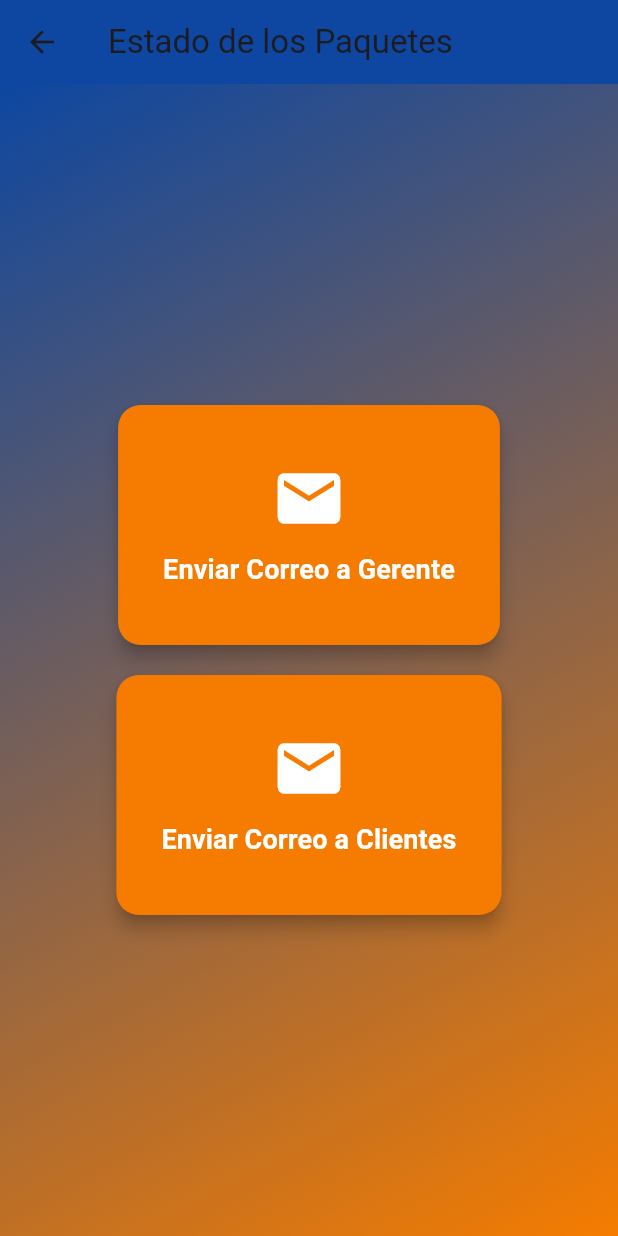
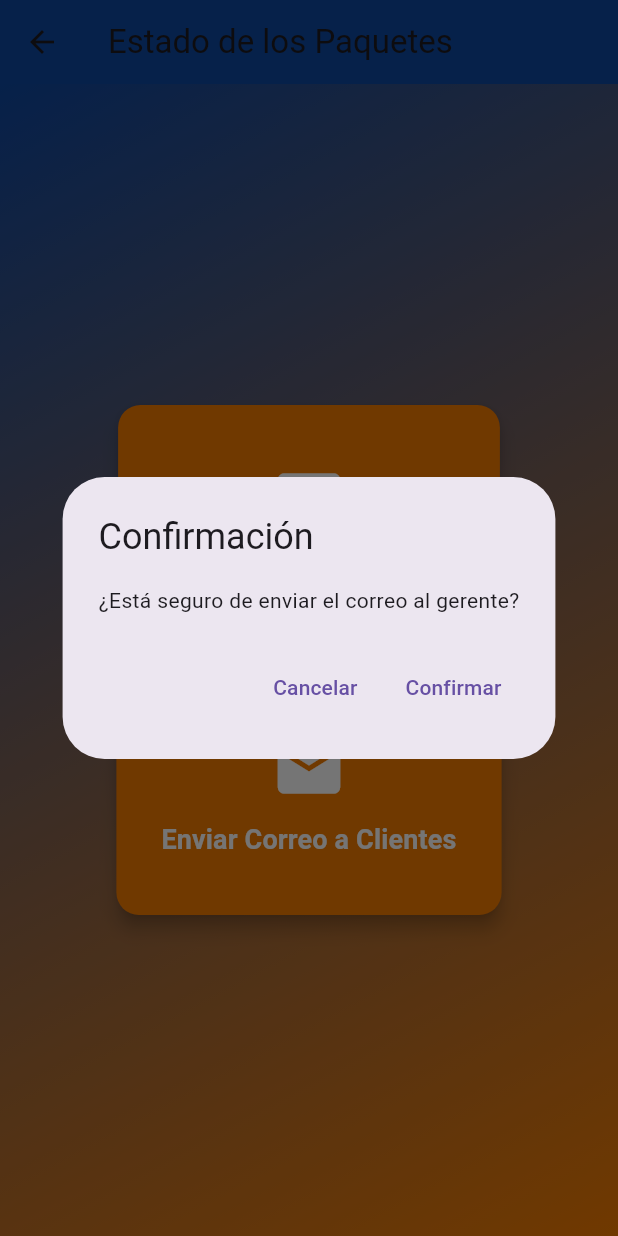
Before and after one commit to acarias11/Premium-Logistic-Cargo, a Flutter app: the SendEmailPage screen opened by its route, after a tap on "Enviar Correo a Gerente", on a phone screen of 412 x 824 dp. Run offline on Flutter 3.47's test engine with Material 3 defaults, Android fonts, the light colour scheme and no system bars; our stand-ins replace cloud_firestore, data_table_2, firebase_auth, firebase_core, month_picker_dialog, pdf and 3 more; missing offline and left inert: flutter_charts; accounts and stored records are empty.

Commit message:
Agregue los dialogs de confirmacion para enviar los correos

```diff
--- a/PLC-Premium Logistics Cargo/plc_pruebas/lib/pages/reports/send_email.dart
+++ b/PLC-Premium Logistics Cargo/plc_pruebas/lib/pages/reports/send_email.dart
@@ -191,7 +191,7 @@ class SendEmailPage extends StatelessWidget {
                   elevation: 5,
                 ),
                 onPressed: () {
-                  sendEmailToGerente();
+                  _showConfirmationDialog(context, '¿Está seguro de enviar el correo al gerente?', sendEmailToGerente);
                 },
                 child: Column(
                   mainAxisAlignment: MainAxisAlignment.center,
@@ -219,7 +219,7 @@ class SendEmailPage extends StatelessWidget {
                   elevation: 5,
                 ),
                 onPressed: () {
-                  sendEmailToClientes();
+                  _showConfirmationDialog(context, '¿Está seguro de enviar el correo a los clientes?', sendEmailToClientes);
                 },
                 child: Column(
                   mainAxisAlignment: MainAxisAlignment.center,
@@ -240,4 +240,38 @@ class SendEmailPage extends StatelessWidget {
       ),
     );
   }
+
+  Future<void> _showConfirmationDialog(BuildContext context, String message, Function onConfirm) async {
+    return showDialog<void>(
+      context: context,
+      barrierDismissible: false, // user must tap button!
+      builder: (BuildContext context) {
+        return AlertDialog(
+          title: const Text('Confirmación'),
+          content: SingleChildScrollView(
+            child: ListBody(
+              children: <Widget>[
+                Text(message),
+              ],
+            ),
+          ),
+          actions: <Widget>[
+            TextButton(
+              child: const Text('Cancelar'),
+              onPressed: () {
+                Navigator.of(context).pop();
+              },
+            ),
+            TextButton(
+              child: const Text('Confirmar'),
+              onPressed: () {
+                onConfirm();
+                Navigator.of(context).pop();
+              },
+            ),
+          ],
+        );
+      },
+    );
+  }
 }
```
